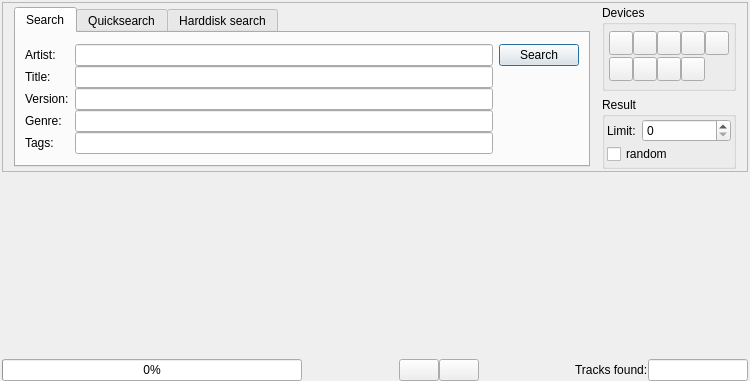
Before: the Qt Designer form forms/search.ui in pfedick/winmusik, drawn with Qt 5.
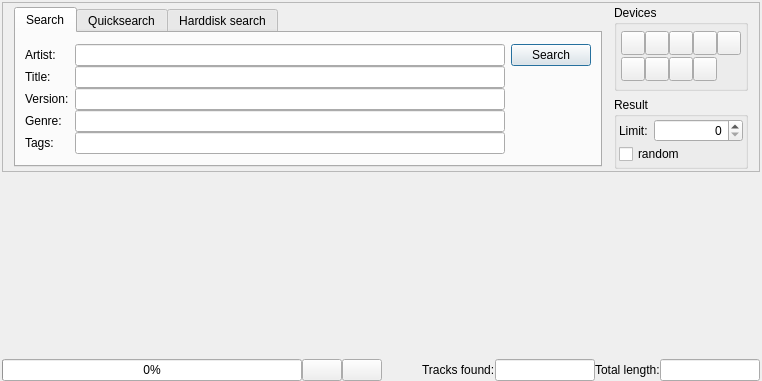
After: the same form once the commit is applied. Icons and pictures are not drawn.

Patch:
```diff
--- a/forms/search.ui
+++ b/forms/search.ui
@@ -769,6 +769,9 @@
              </item>
              <item row="0" column="1">
               <widget class="QSpinBox" name="limitResultSpinBox">
+               <property name="alignment">
+                <set>Qt::AlignRight|Qt::AlignTrailing|Qt::AlignVCenter</set>
+               </property>
                <property name="maximum">
                 <number>999999999</number>
                </property>
@@ -913,6 +916,47 @@
        </property>
        <property name="focusPolicy">
         <enum>Qt::NoFocus</enum>
+       </property>
+       <property name="alignment">
+        <set>Qt::AlignRight|Qt::AlignTrailing|Qt::AlignVCenter</set>
+       </property>
+       <property name="readOnly">
+        <bool>true</bool>
+       </property>
+      </widget>
+     </item>
+     <item>
+      <widget class="QLabel" name="label_11">
+       <property name="text">
+        <string>Total length:</string>
+       </property>
+      </widget>
+     </item>
+     <item>
+      <widget class="QLineEdit" name="totalLength">
+       <property name="sizePolicy">
+        <sizepolicy hsizetype="Fixed" vsizetype="Fixed">
+         <horstretch>0</horstretch>
+         <verstretch>0</verstretch>
+        </sizepolicy>
+       </property>
+       <property name="minimumSize">
+        <size>
+         <width>100</width>
+         <height>0</height>
+        </size>
+       </property>
+       <property name="maximumSize">
+        <size>
+         <width>100</width>
+         <height>16777215</height>
+        </size>
+       </property>
+       <property name="focusPolicy">
+        <enum>Qt::NoFocus</enum>
+       </property>
+       <property name="alignment">
+        <set>Qt::AlignRight|Qt::AlignTrailing|Qt::AlignVCenter</set>
        </property>
        <property name="readOnly">
         <bool>true</bool>
```
